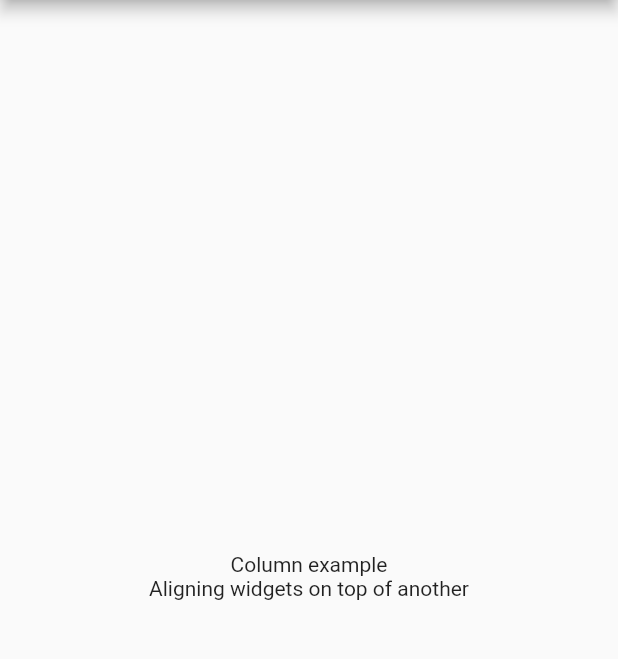
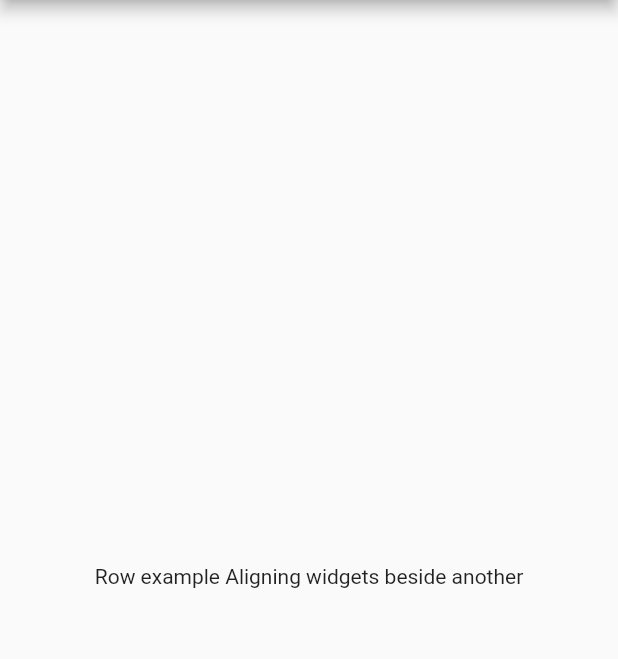
Before and after one commit to ThiagoEvoa/dojo_flutter, a Flutter app: the screen it shows after launch, on a phone screen of 412 x 824 dp, the part 84-743 px from its top. Run offline on Flutter 3.47's test engine with Material 2 defaults, Android fonts, the phone set to English and light mode, and no system bars.

Commit message:
Commit row

```diff
--- a/treinamento_flutter/flutter_app/lib/main.dart
+++ b/treinamento_flutter/flutter_app/lib/main.dart
@@ -32,15 +32,15 @@ class _MyHomePageState extends State<MyHomePage> {
         title: Text(widget.title),
       ),
       body: Center(
-        child: Column(
+        child: Row(
           mainAxisAlignment: MainAxisAlignment.center,
           crossAxisAlignment: CrossAxisAlignment.center,
           children: <Widget>[
             Text(
-              'Column example',
+              'Row example ',
             ),
             Text(
-              'Aligning widgets on top of another',
+              'Aligning widgets beside another',
             ),
           ],
         ),
```
